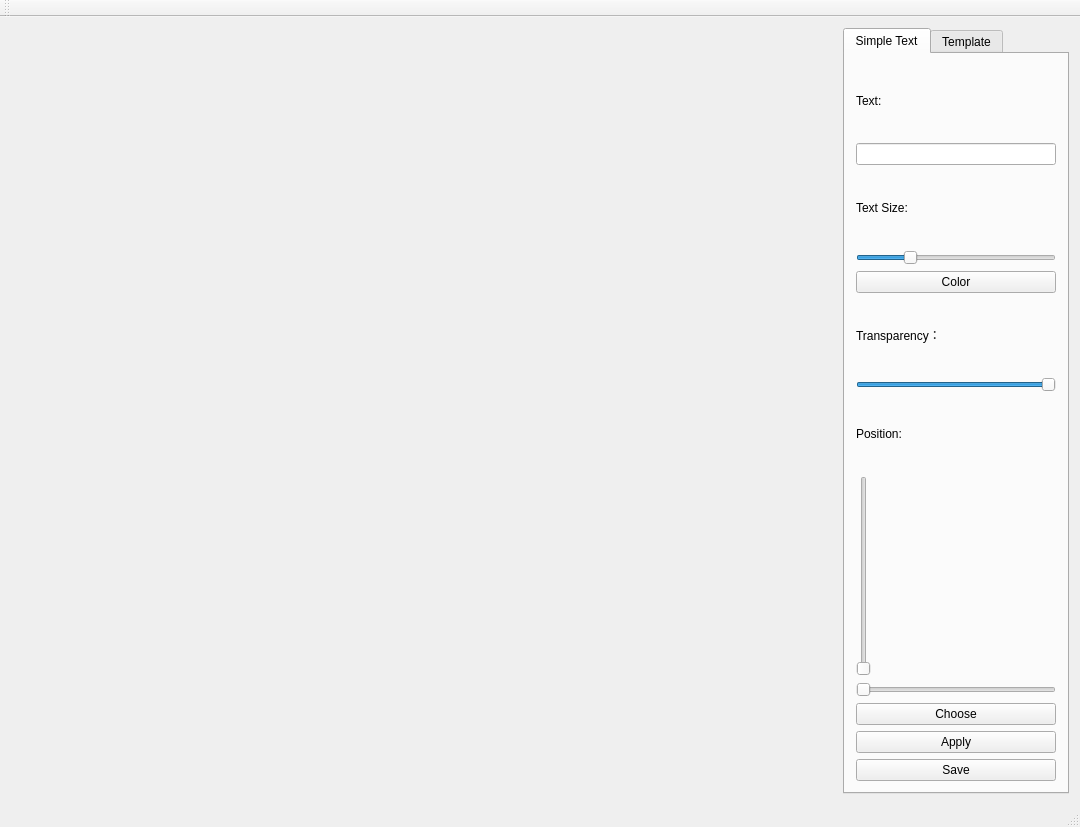
Before: the Qt Designer form Watermark.ui in SourangleMashu/Watermark, drawn with Qt 5.
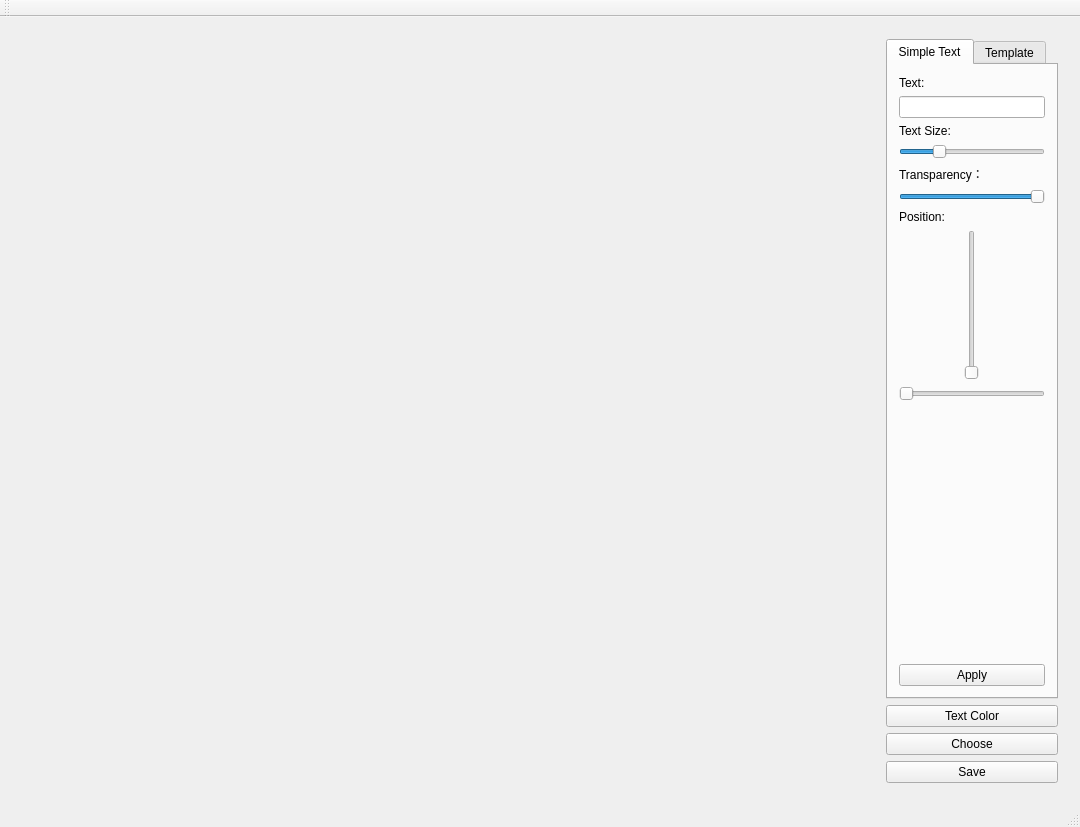
After: the same form once the commit is applied. The open tabs and pages were chosen to show the change. Icons and pictures are not drawn.

Diff of the .ui file:
```diff
--- a/Watermark.ui
+++ b/Watermark.ui
@@ -42,6 +42,15 @@
      </widget>
     </item>
     <item>
+     <widget class="QWidget" name="widget" native="true">
+      <property name="sizePolicy">
+       <sizepolicy hsizetype="Fixed" vsizetype="Preferred">
+        <horstretch>0</horstretch>
+        <verstretch>0</verstretch>
+       </sizepolicy>
+      </property>
+      <layout class="QVBoxLayout" name="verticalLayout_12">
+       <item>
      <widget class="QTabWidget" name="tabWidget">
       <property name="sizePolicy">
        <sizepolicy hsizetype="Fixed" vsizetype="Expanding">
@@ -106,13 +115,6 @@
           </property>
          </widget>
         </item>
-        <item>
-         <widget class="QPushButton" name="colorButton">
-          <property name="text">
-           <string>Color</string>
-          </property>
-         </widget>
-        </item>
         <item>
          <widget class="QLabel" name="transparencyLabel">
           <property name="text">
@@ -143,7 +145,7 @@
         <item>
          <widget class="QSlider" name="ySlider">
           <property name="sizePolicy">
-           <sizepolicy hsizetype="Fixed" vsizetype="Fixed">
+              <sizepolicy hsizetype="Minimum" vsizetype="Fixed">
             <horstretch>0</horstretch>
             <verstretch>0</verstretch>
            </sizepolicy>
@@ -151,7 +153,7 @@
           <property name="minimumSize">
            <size>
             <width>0</width>
-            <height>200</height>
+               <height>150</height>
            </size>
           </property>
           <property name="baseSize">
@@ -168,14 +170,14 @@
         <item>
          <widget class="QSlider" name="xSlider">
           <property name="sizePolicy">
-           <sizepolicy hsizetype="Fixed" vsizetype="Fixed">
+              <sizepolicy hsizetype="Minimum" vsizetype="Fixed">
             <horstretch>0</horstretch>
             <verstretch>0</verstretch>
            </sizepolicy>
           </property>
           <property name="minimumSize">
            <size>
-            <width>200</width>
+               <width>10</width>
             <height>0</height>
            </size>
           </property>
@@ -197,11 +199,17 @@
          </widget>
         </item>
         <item>
-         <widget class="QPushButton" name="chooseButton">
-          <property name="text">
-           <string>Choose</string>
-          </property>
-         </widget>
+            <spacer name="verticalSpacer_2">
+             <property name="orientation">
+              <enum>Qt::Orientation::Vertical</enum>
+             </property>
+             <property name="sizeHint" stdset="0">
+              <size>
+               <width>20</width>
+               <height>40</height>
+              </size>
+             </property>
+            </spacer>
         </item>
         <item>
          <widget class="QPushButton" name="applyButton">
@@ -210,13 +218,6 @@
           </property>
          </widget>
         </item>
-        <item>
-         <widget class="QPushButton" name="saveButton">
-          <property name="text">
-           <string>Save</string>
-          </property>
-         </widget>
-        </item>
        </layout>
       </widget>
       <widget class="QWidget" name="templateTab">
@@ -564,6 +565,30 @@
         </item>
        </layout>
       </widget>
+        </widget>
+       </item>
+       <item>
+        <widget class="QPushButton" name="colorButton">
+         <property name="text">
+          <string>Text Color</string>
+         </property>
+        </widget>
+       </item>
+       <item>
+        <widget class="QPushButton" name="chooseButton">
+         <property name="text">
+          <string>Choose</string>
+         </property>
+        </widget>
+       </item>
+       <item>
+        <widget class="QPushButton" name="saveButton">
+         <property name="text">
+          <string>Save</string>
+         </property>
+        </widget>
+       </item>
+      </layout>
      </widget>
     </item>
    </layout>
```
Left out of the diff: 38 changed lines with no effect on the pictures. Lines whose indentation alone changed are shown as unchanged.
